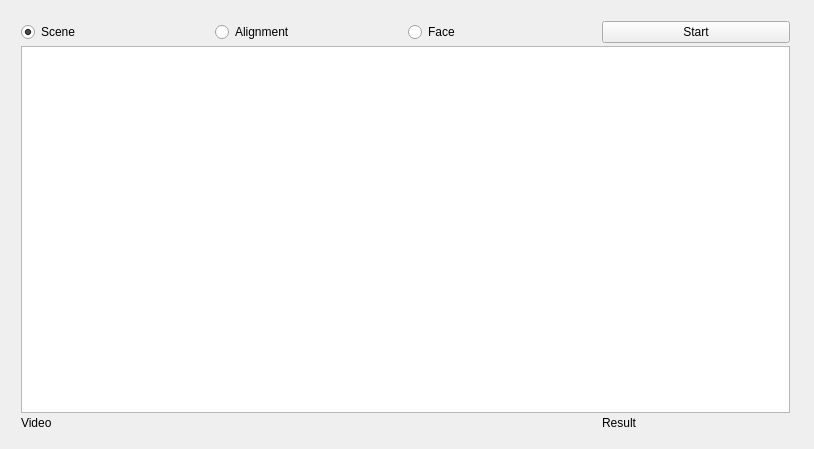
Qt form mainwindow/mainwindow/mainwindow.ui (civa-z/iisc_onlinedemo) before a commit.
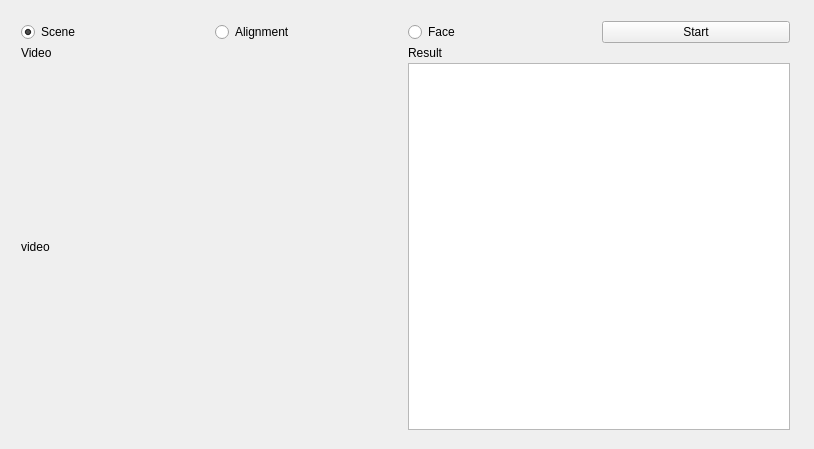
The same form after that commit.

Patch:
```diff
--- a/mainwindow/mainwindow/mainwindow.ui
+++ b/mainwindow/mainwindow/mainwindow.ui
@@ -23,7 +23,7 @@
       <height>431</height>
      </rect>
     </property>
-    <layout class="QGridLayout" name="gridLayout" rowstretch="0,0,0,0" columnstretch="1,1,1,1">
+    <layout class="QGridLayout" name="gridLayout" rowstretch="0,0,0" columnstretch="1,1,1,1">
      <property name="horizontalSpacing">
       <number>5</number>
      </property>
@@ -40,20 +40,6 @@
        </property>
       </widget>
      </item>
-     <item row="2" column="3">
-      <widget class="QLabel" name="label_result">
-       <property name="text">
-        <string>Result</string>
-       </property>
-      </widget>
-     </item>
-     <item row="2" column="0" colspan="3">
-      <widget class="QLabel" name="label_video">
-       <property name="text">
-        <string>Video</string>
-       </property>
-      </widget>
-     </item>
      <item row="0" column="1">
       <widget class="QRadioButton" name="radioButton_Alignment">
        <property name="text">
@@ -75,9 +61,30 @@
        </property>
       </widget>
      </item>
-     <item row="1" column="0" colspan="4">
+     <item row="2" column="2" colspan="2">
       <widget class="QListWidget" name="resWidget"/>
      </item>
+     <item row="1" column="2" colspan="2">
+      <widget class="QLabel" name="label_result">
+       <property name="text">
+        <string>Result</string>
+       </property>
+      </widget>
+     </item>
+     <item row="1" column="0" colspan="2">
+      <widget class="QLabel" name="label_video">
+       <property name="text">
+        <string>Video</string>
+       </property>
+      </widget>
+     </item>
+     <item row="2" column="0" colspan="2">
+      <widget class="QLabel" name="videoWidget">
+       <property name="text">
+        <string>video</string>
+       </property>
+      </widget>
+     </item>
     </layout>
    </widget>
   </widget>
```
